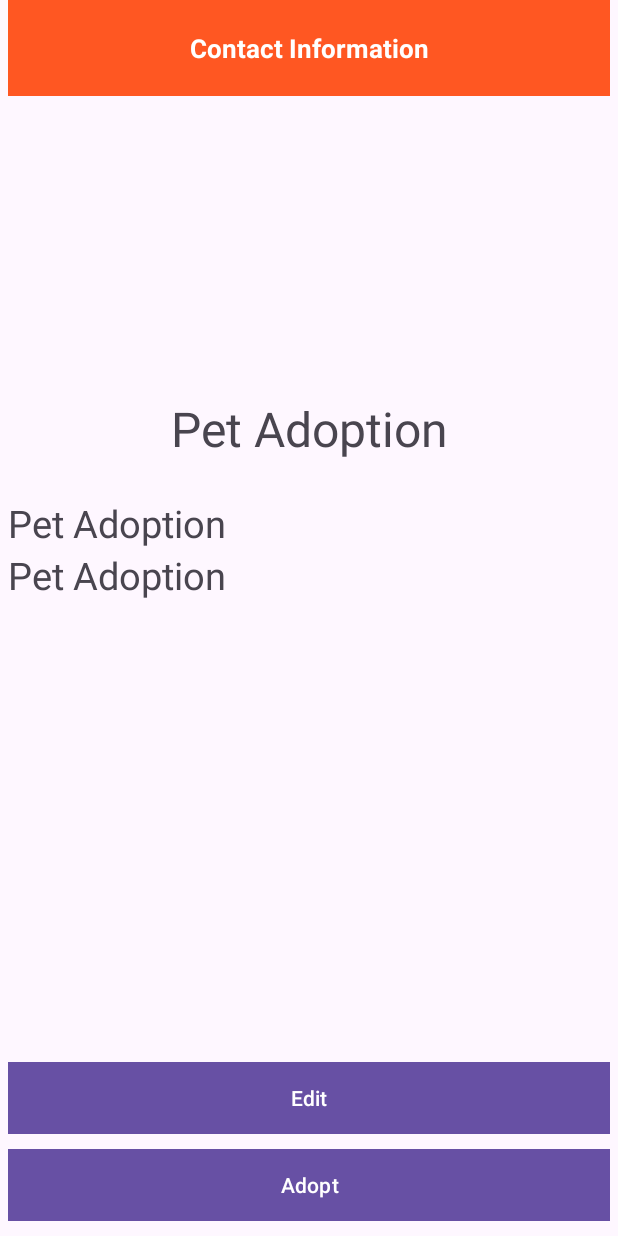
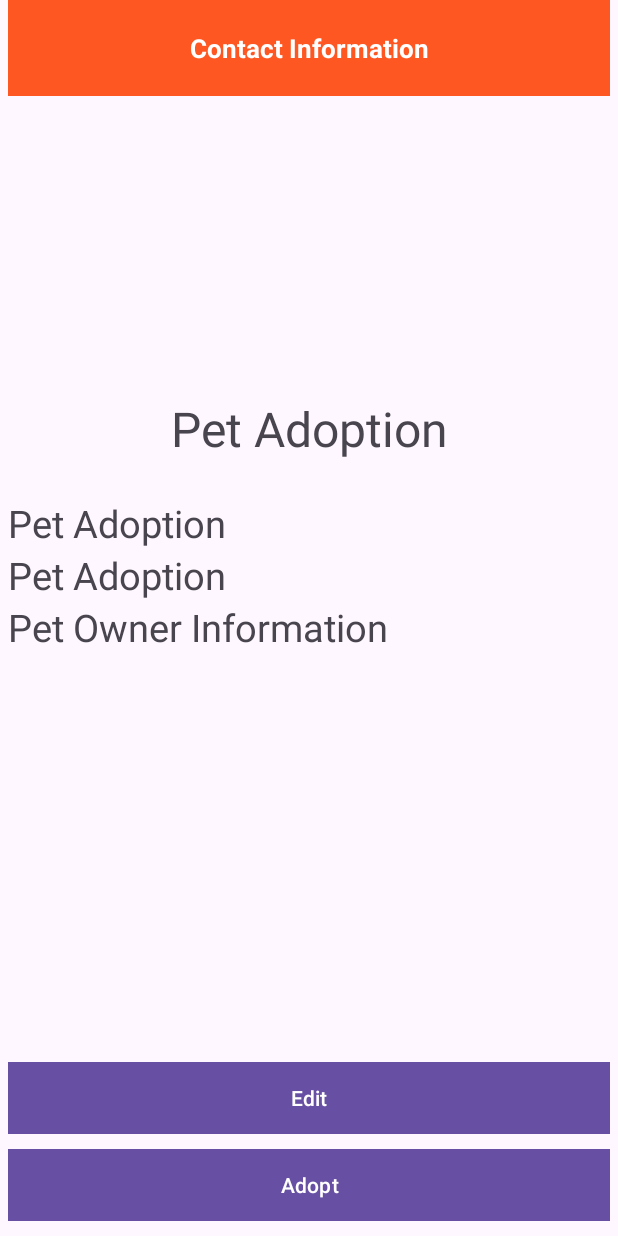
Before and after one commit to Jono-A/Contacts, an Android app: the PetInfoActivity screen opened directly, with no data from a screen before it, on a phone screen of 412 x 824 dp. Run offline under Robolectric (Android 15) with nearby library versions, the phone set to English and light mode, and no system bars; our stand-ins replace Firebase (no records; nobody signed in at launch, a user with empty details on screens opened directly).

Commit message:
UserInfo

```diff
--- a/app/src/main/java/com/example/petadoptionfinals/model/petModel.kt
+++ b/app/src/main/java/com/example/petadoptionfinals/model/petModel.kt
@@ -11,5 +11,6 @@ data class petModel(
     var gender : String? = null,
     var breed : String? = null,
     var imageUrl : String?=null,
+    var userinfo : String?=null,
 
 ) : Parcelable
--- a/app/src/main/res/layout/activity_pet_info.xml
+++ b/app/src/main/res/layout/activity_pet_info.xml
@@ -43,6 +43,13 @@
         android:textSize="25sp"
         android:text="@string/app_name" />
 
+    <TextView
+        android:id="@+id/in_UserInfo"
+        android:layout_width="match_parent"
+        android:layout_height="wrap_content"
+        android:textSize="25sp"
+        android:text="Pet Owner Information" />
+
     <LinearLayout
         android:layout_width="match_parent"
         android:layout_height="0dp"
--- a/app/src/main/res/layout/item_pet.xml
+++ b/app/src/main/res/layout/item_pet.xml
@@ -55,6 +55,8 @@
             android:gravity="top"/>
 
 
+
+
     </LinearLayout>
 
 </LinearLayout>
```
Also changed, not shown: app/src/main/java/com/example/petadoptionfinals/mvvm/PetInfoActivity.kt (+9 -0 lines).
